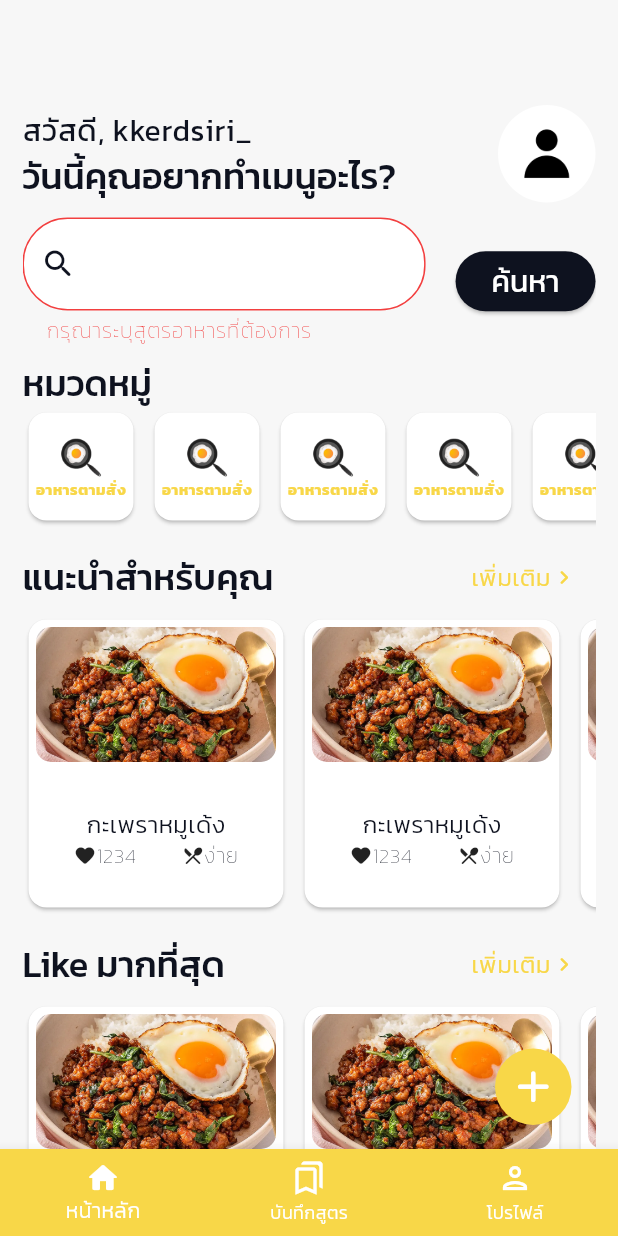
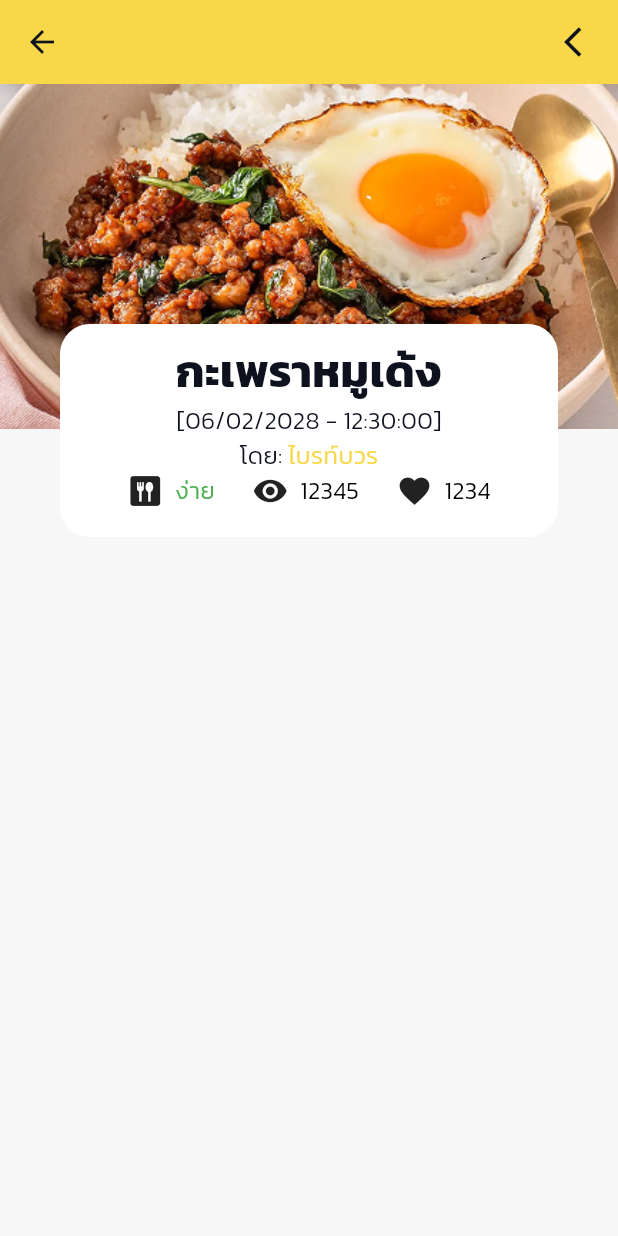
Before and after one commit to thg1rb/my-recipe, a Flutter app: the screen it shows after launch, after a tap on "ค้นหา", after a tap on "กะเพราหมูเด้ง", on a phone screen of 412 x 824 dp. Run offline on Flutter 3.47's test engine with Material 3 defaults, Android fonts, the phone set to English and light mode, and no system bars; our stand-ins replace flutter_riverpod.

Commit message:
add picture & some details in recipe screen & route from home to recipe screen

```diff
--- /dev/null
+++ b/lib/models/food_recipe.dart
@@ -0,0 +1,58 @@
+class FoodRecipe {
+  String _title;
+  String _image;
+  String _difficulty;
+  String _category;
+  int _likes;
+
+  FoodRecipe({
+    required String title,
+    required String image,
+    required String difficulty,
+    required String category,
+    required int likes,
+  })  : _title = title,
+        _image = image,
+        _difficulty = difficulty,
+        _category = category,
+        _likes = likes;
+
+
+  factory FoodRecipe.fromMap(Map<String, dynamic> map) {
+    return FoodRecipe(
+      title: map['title'],
+      image: map['imageUrl'],
+      difficulty: map['difficulty'],
+      category: map['category'],
+      likes: map['like'],
+    );
+  }
+
+  // Getters
+  String get title => _title;
+  String get image => _image;
+  String get difficulty => _difficulty;
+  String get category => _category;
+  int get likes => _likes;
+
+
+  // Setters
+  set title(String value) {
+    _title = value;
+  }
+
+  set image(String value) {
+    _image = value;
+  }
+
+  set difficulty(String value) {
+    _difficulty = value;
+  }
+
+  set likes(int value) {
+    _likes = value;
+  }
+  set category(String value) {
+    _category = value;
+  }
+}
--- /dev/null
+++ b/lib/screens/recipe.dart
@@ -0,0 +1,135 @@
+import 'package:flutter/material.dart';
+import 'package:flutter_riverpod/flutter_riverpod.dart';
+import 'package:my_recipe/core/theme/custom_theme/color_scheme.dart';
+import 'package:my_recipe/models/food_recipe.dart';
+
+class RecipeScreen extends ConsumerWidget {
+  const RecipeScreen({super.key, required this.recipe});
+
+  final FoodRecipe recipe;
+
+  @override
+  Widget build(BuildContext context, WidgetRef ref) {
+    return Scaffold(
+      appBar: AppBar(
+        actions: [
+          IconButton(
+            onPressed: () {
+              Navigator.pop(context);
+            },
+            icon: Icon(Icons.arrow_back_ios),
+          ),
+        ],
+      ),
+      body: SingleChildScrollView(
+        child: Column(
+          children: [
+            Stack(
+              children: [
+                Container(
+                  height: 230,
+                  width: double.infinity,
+                  decoration: BoxDecoration(
+                    image: DecorationImage(
+                      image: AssetImage(recipe.image),
+                      fit: BoxFit.cover,
+                    ),
+                  ),
+                ),
+                Padding(
+                  padding: EdgeInsets.symmetric(horizontal: 40, vertical: 160),
+                  child: Container(
+                    padding: EdgeInsets.symmetric(vertical: 5, horizontal: 20),
+                    width: 350,
+                    height: 142,
+                    decoration: BoxDecoration(
+                      color: Colors.white,
+                      borderRadius: BorderRadius.all(Radius.circular(20)),
+                    ),
+                    child: Padding(
+                      padding: EdgeInsets.symmetric(vertical: 5),
+                      child: Column(
+                        children: [
+                          Text(
+                            recipe.title,
+                            style: TextStyle(
+                              fontSize: 30,
+                              fontWeight: FontWeight.bold,
+                            ),
+                            textAlign: TextAlign.center,
+                          ),
+                          Text(
+                            '[06/02/2028 - 12:30:00]',
+                            style: TextStyle(fontSize: 16),
+                          ),
+                          RichText(
+                            text: TextSpan(
+                              children: [
+                                TextSpan(
+                                  text: 'โดย: ',
+                                  style: Theme.of(
+                                    context,
+                                  ).textTheme.bodyMedium?.copyWith(
+                                    color: CustomColorScheme.blackColor,
+                                  ),
+                                ),
+                                TextSpan(
+                                  text: 'ไบรท์บวร',
+                                  style: Theme.of(
+                                    context,
+                                  ).textTheme.bodyMedium?.copyWith(
+                                    color: CustomColorScheme.yellowColor,
+                                  ),
+                                ),
+                              ],
+                            ),
+                          ),
+                          Row(
+                            mainAxisAlignment: MainAxisAlignment.spaceEvenly,
+                            children: [
+                              _buildIconText(icon: Icons.dining, text: recipe.difficulty),
+                              _buildIconText(icon: Icons.remove_red_eye, text: '12345'),
+                              _buildIconText(icon: Icons.favorite, text: recipe.likes.toString()),
+                            ],
+                          ),
+                        ],
+                      ),
+                    ),
+                  ),
+                ),
+              ],
+            ),
+          ],
+        ),
+      ),
+    );
+  }
+
+   Widget _buildIconText({required IconData icon, required String text}) {
+    Map<String, dynamic> difColors = {
+      'ง่าย' : Colors.green,
+      'ปานกลาง': Colors.orange,
+      'ยาก': Colors.red,
+    };
+
+    final Color difTextColor;
+
+    if (difColors.containsKey(text)) {
+      difTextColor = difColors[text];
+    } else {
+      difTextColor = Colors.black;
+    }
+
+    return Row(
+      mainAxisSize: MainAxisSize.min,
+      children: [
+        Icon(icon, size: 24),
+        const SizedBox(width: 8),
+        Text(
+          text,
+          style: TextStyle(fontSize: 16, color: difTextColor),
+        ),
+      ],
+    );
+  }
+}
--- a/lib/widgets/home/home_recipe_list.dart
+++ b/lib/widgets/home/home_recipe_list.dart
@@ -1,39 +1,46 @@
 import 'package:flutter/material.dart';
 import 'package:my_recipe/core/theme/custom_theme/color_scheme.dart';
+import 'package:my_recipe/models/food_recipe.dart';
 import 'package:my_recipe/widgets/recipe_card.dart';
 
 final List<Map<String, dynamic>> recipeList = <Map<String, dynamic>>[
   {
     "title": "กะเพราหมูเด้ง",
     "like": 1234,
+    "category": "ข้าวผัด",
     "difficulty": "ง่าย",
     "imageUrl": "assets/images/pad_kra_pao.png",
   },
   {
     "title": "กะเพราหมูเด้ง",
     "like": 1234,
+    "category": "ข้าวผัด",
     "difficulty": "ง่าย",
     "imageUrl": "assets/images/pad_kra_pao.png",
   },
   {
     "title": "กะเพราหมูเด้ง",
     "like": 1234,
+    "category": "ข้าวผัด",
     "difficulty": "ง่าย",
     "imageUrl": "assets/images/pad_kra_pao.png",
   },
   {
     "title": "กะเพราหมูเด้ง",
     "like": 1234,
+    "category": "ข้าวผัด",
     "difficulty": "ง่าย",
     "imageUrl": "assets/images/pad_kra_pao.png",
   },
   {
     "title": "กะเพราหมูเด้ง",
     "like": 1234,
+    "category": "ข้าวผัด",
     "difficulty": "ง่าย",
     "imageUrl": "assets/images/pad_kra_pao.png",
   },
 ];
+final List<FoodRecipe> recipes = recipeList.map((map) => FoodRecipe.fromMap(map)).toList();
 
 class HomeRecipeList extends StatelessWidget {
   const HomeRecipeList({super.key, required String title}) : _title = title;
@@ -73,12 +80,7 @@ class HomeRecipeList extends StatelessWidget {
             itemCount: recipeList.length,
             separatorBuilder: (context, index) => SizedBox(width: 6),
             itemBuilder:
-                (context, index) => RecipeCard(
-                  title: recipeList[index]["title"],
-                  like: recipeList[index]["like"],
-                  difficulty: recipeList[index]["difficulty"],
-                  imageUrl: recipeList[index]["imageUrl"],
-                ),
+                (context, index) => RecipeCard(recipe: recipes[index])
           ),
         ),
       ],
--- a/lib/widgets/recipe_card.dart
+++ b/lib/widgets/recipe_card.dart
@@ -1,21 +1,14 @@
 import 'package:flutter/material.dart';
+import 'package:my_recipe/models/food_recipe.dart';
+import 'package:my_recipe/screens/recipe.dart';
 
 class RecipeCard extends StatelessWidget {
   const RecipeCard({
     super.key,
-    required String title,
-    required int like,
-    required String difficulty,
-    required String imageUrl,
-  }) : _title = title,
-       _like = like,
-       _difficulty = difficulty,
-       _imageUrl = imageUrl;
+    required this.recipe
+  }) ;
 
-  final String _title;
-  final int _like;
-  final String _difficulty;
-  final String _imageUrl;
+  final FoodRecipe recipe;
 
   @override
   Widget build(BuildContext context) {
@@ -23,7 +16,9 @@ class RecipeCard extends StatelessWidget {
       color: Theme.of(context).colorScheme.onPrimary,
       clipBehavior: Clip.antiAliasWithSaveLayer,
       child: InkWell(
-        onTap: () {},
+        onTap: () {
+          Navigator.push(context, MaterialPageRoute(builder:(context) => RecipeScreen(recipe: recipe)));
+        },
         child: SizedBox(
           width: 170,
           child: Column(
@@ -33,19 +28,17 @@ class RecipeCard extends StatelessWidget {
                 child: ClipRRect(
                   borderRadius: BorderRadius.circular(10),
                   child: Image.asset(
-                    _imageUrl,
+                    recipe.image,
                     width: double.infinity,
                     height: 90,
                     fit: BoxFit.cover,
                   ),
                 ),
               ),
-              Expanded(
-                child: Column(
-                  mainAxisAlignment: MainAxisAlignment.center,
+              Column(
                 crossAxisAlignment: CrossAxisAlignment.center,
                 children: <Widget>[
-                    Text(_title, style: Theme.of(context).textTheme.bodyMedium),
+                  Text(recipe.title, style: Theme.of(context).textTheme.bodyMedium),
                   Row(
                     mainAxisAlignment: MainAxisAlignment.spaceEvenly,
                     children: <Widget>[
@@ -53,7 +46,7 @@ class RecipeCard extends StatelessWidget {
                         children: <Widget>[
                           Icon(Icons.favorite_rounded, size: 15),
                           Text(
-                              _like.toString(),
+                            recipe.likes.toString(),
                             style: Theme.of(context).textTheme.bodySmall,
                           ),
                         ],
@@ -62,7 +55,7 @@ class RecipeCard extends StatelessWidget {
                         children: <Widget>[
                           Icon(Icons.local_dining_rounded, size: 15),
                           Text(
-                              _difficulty,
+                            recipe.difficulty,
                             style: Theme.of(context).textTheme.bodySmall,
                           ),
                         ],
@@ -71,11 +64,11 @@ class RecipeCard extends StatelessWidget {
                   ),
                 ],
               ),
-              ),
             ],
           ),
         ),
       ),
+
     );
   }
 }
```
Also changed, not shown: 1 other file. Lines whose indentation alone changed are shown as unchanged.
